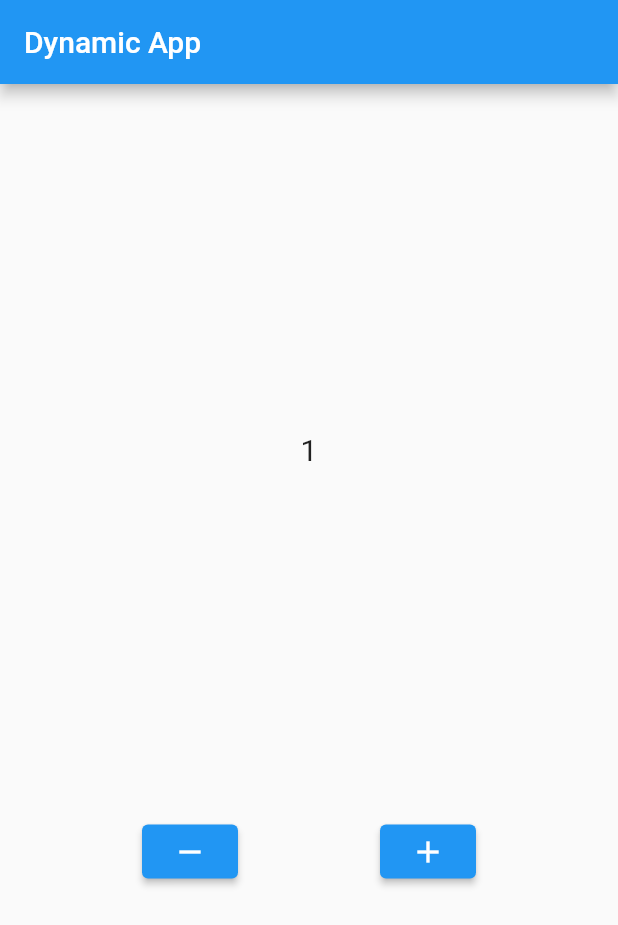
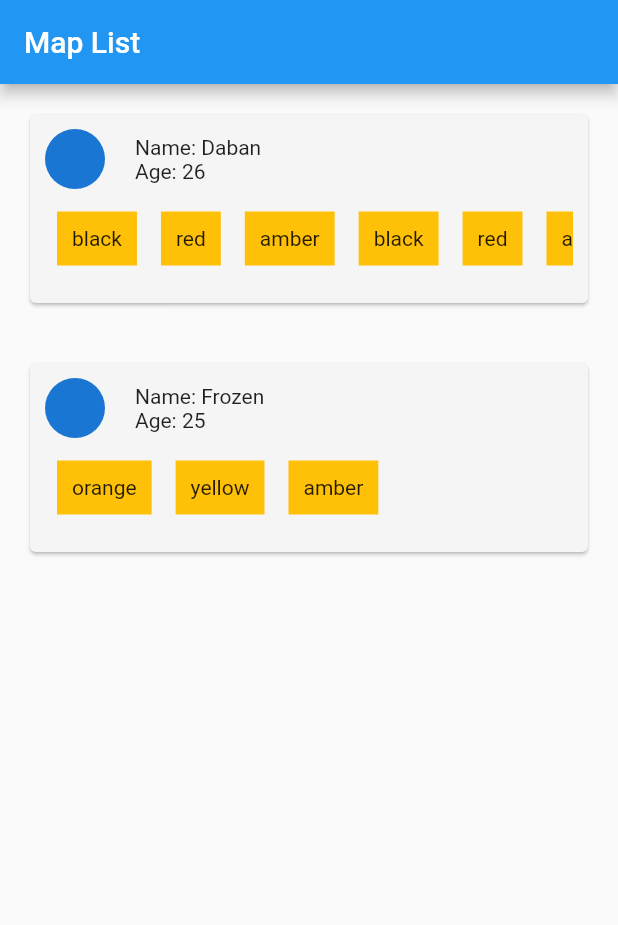
Before and after one commit to ammar-hanif-fauzan/flutter_basic, a Flutter app: the screen it shows after launch, on a phone screen of 412 x 824 dp. Shown: the top 925 px of the screen. Run offline on Flutter 3.47's test engine with Material 2 defaults, Android fonts, the phone set to English and light mode, and no system bars; our stand-ins replace faker.

Commit message:
Mapping List

```diff
--- /dev/null
+++ b/lib/main stateful.dart
@@ -0,0 +1,67 @@
+// ignore_for_file: must_be_immutable
+import 'package:flutter/material.dart';
+
+void main() {
+  runApp(const MyApp());
+}
+
+class MyApp extends StatefulWidget {
+  const MyApp({super.key});
+
+  @override
+  State<MyApp> createState() => _MyAppState();
+}
+
+class _MyAppState extends State<MyApp> {
+  int counter = 1;
+
+  @override
+  Widget build(BuildContext context) {
+    return MaterialApp(
+      debugShowCheckedModeBanner: false,
+      home: Scaffold(
+        appBar: AppBar(
+          title: const Text('Dynamic App'),
+        ),
+        body: Column(
+          mainAxisAlignment: MainAxisAlignment.spaceEvenly,
+          children: [
+            Text(
+              counter.toString(),
+              style: const TextStyle(
+                fontSize: 20,
+              ),
+            ),
+            Row(
+              mainAxisAlignment: MainAxisAlignment.spaceEvenly,
+              children: [
+                ElevatedButton(
+                  onPressed: () {
+                    if (counter > 1) {
+                      setState(() {
+                        counter--;
+                      });
+                    }
+                    print(counter);
+                  },
+                  child: const Icon(Icons.remove),
+                ),
+                ElevatedButton(
+                  onPressed: () {
+                    if (counter >= 1) {
+                      setState(() {
+                        counter++;
+                      });
+                    }
+                    print(counter);
+                  },
+                  child: const Icon(Icons.add),
+                ),
+              ],
+            )
+          ],
+        ),
+      ),
+    );
+  }
+}
--- a/lib/main.dart
+++ b/lib/main.dart
@@ -2,18 +2,36 @@
 import 'package:flutter/material.dart';
 
 void main() {
-  runApp(const MyApp());
+  runApp(MyApp());
 }
 
-class MyApp extends StatefulWidget {
-  const MyApp({super.key});
-
-  @override
-  State<MyApp> createState() => _MyAppState();
-}
-
-class _MyAppState extends State<MyApp> {
-  int counter = 1;
+class MyApp extends StatelessWidget {
+  MyApp({super.key});
+  final List<Map<String, dynamic>> myList = [
+    {
+      'Name': 'Daban',
+      'Age': '26',
+      'Color': [
+        'black',
+        'red',
+        'amber',
+        'black',
+        'red',
+        'amber',
+        'black',
+        'red',
+        'amber',
+        'black',
+        'red',
+        'amber'
+      ]
+    },
+    {
+      'Name': 'Frozen',
+      'Age': '25',
+      'Color': ['orange', 'yellow', 'amber']
+    }
+  ];
 
   @override
   Widget build(BuildContext context) {
@@ -21,45 +39,62 @@ class _MyAppState extends State<MyApp> {
       debugShowCheckedModeBanner: false,
       home: Scaffold(
         appBar: AppBar(
-          title: const Text('Dynamic App'),
+          title: const Text('Map List'),
         ),
-        body: Column(
-          mainAxisAlignment: MainAxisAlignment.spaceEvenly,
-          children: [
-            Text(
-              counter.toString(),
-              style: const TextStyle(
-                fontSize: 20,
-              ),
-            ),
-            Row(
-              mainAxisAlignment: MainAxisAlignment.spaceEvenly,
-              children: [
-                ElevatedButton(
-                  onPressed: () {
-                    if (counter > 1) {
-                      setState(() {
-                        counter--;
-                      });
-                    }
-                    print(counter);
-                  },
-                  child: const Icon(Icons.remove),
+        body: ListView(
+          children: myList.map(
+            (data) {
+              List colors = data['Color'];
+              print("------------");
+              return Card(
+                margin: const EdgeInsets.all(20),
+                color: Colors.grey[100],
+                child: Container(
+                  margin: EdgeInsets.all(10),
+                  child: Column(
+                    crossAxisAlignment: CrossAxisAlignment.start,
+                    children: [
+                      Row(
+                        children: [
+                          const CircleAvatar(),
+                          const SizedBox(
+                            width: 20,
+                          ),
+                          Column(
+                            crossAxisAlignment: CrossAxisAlignment.start,
+                            children: [
+                              Text('Name: ${data['Name']}'),
+                              Text('Age: ${data['Age']}'),
+                            ],
+                          ),
+                        ],
+                      ),
+                      // Fav Color
+                      SingleChildScrollView(
+                        scrollDirection: Axis.horizontal,
+                        child: Row(
+                          mainAxisAlignment: MainAxisAlignment.start,
+                          children: colors.map(
+                            (color) {
+                              return Container(
+                                color: Colors.amber,
+                                margin: const EdgeInsets.symmetric(
+                                  vertical: 15,
+                                  horizontal: 8,
+                                ),
+                                padding: const EdgeInsets.all(10),
+                                child: Text(color),
+                              );
+                            },
+                          ).toList(),
+                        ),
+                      ),
+                    ],
+                  ),
                 ),
-                ElevatedButton(
-                  onPressed: () {
-                    if (counter >= 1) {
-                      setState(() {
-                        counter++;
-                      });
-                    }
-                    print(counter);
-                  },
-                  child: const Icon(Icons.add),
-                ),
-              ],
-            )
-          ],
+              );
+            },
+          ).toList(),
         ),
       ),
     );
```
